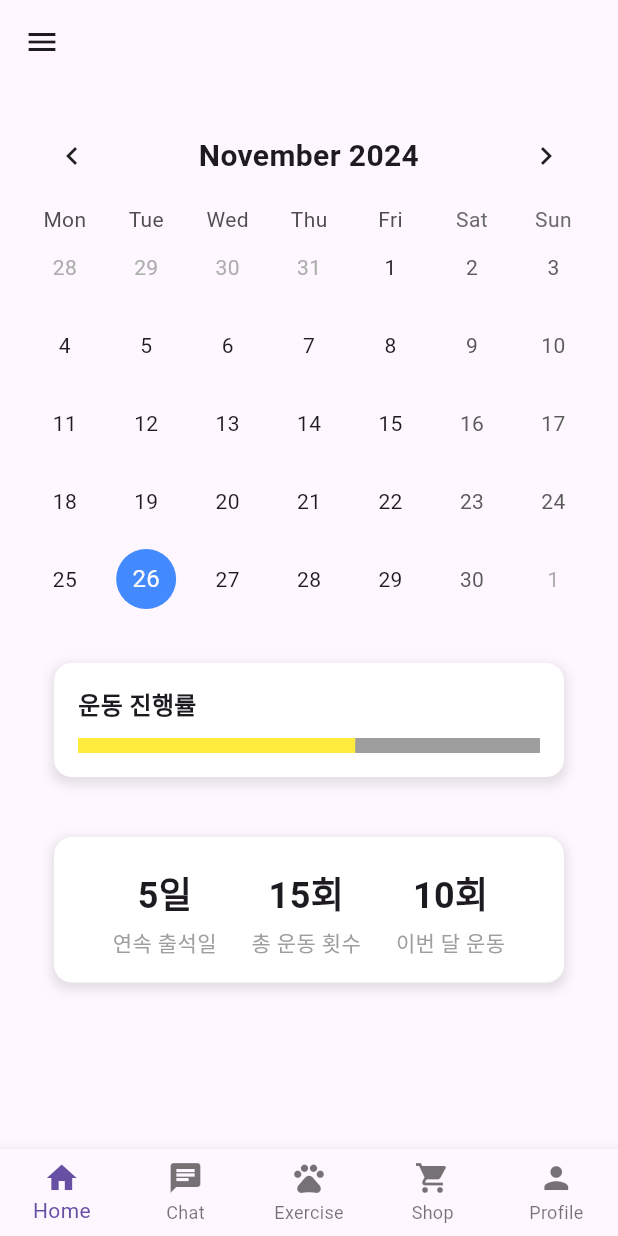
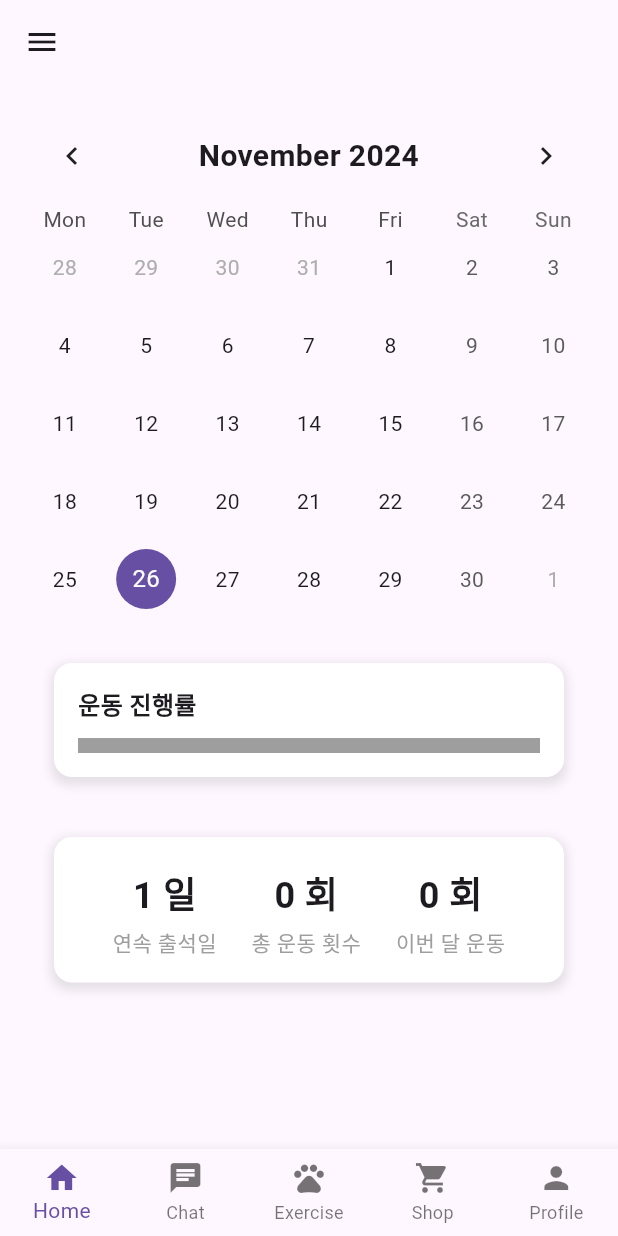
Before and after one commit to evryhungry/rYeojeong, a Flutter app: the HomePage screen opened directly, on a phone screen of 412 x 824 dp. Run offline on Flutter 3.47's test engine with Material 3 defaults, Android fonts, the phone set to English and light mode, and no system bars; drawn by our look-alikes of table_calendar; our stand-ins replace cloud_firestore, firebase_auth, firebase_core, firebase_storage, google_maps_flutter, google_sign_in and 2 more; accounts and stored records are empty.

Commit message:
Create Show the record in calendar

```diff
--- a/lib/controller/app_state.dart
+++ b/lib/controller/app_state.dart
@@ -22,6 +22,20 @@ class ApplicationState extends ChangeNotifier {
 
   bool _loggedIn = false;
   bool get loggedIn => _loggedIn;
+
+  int _streakDays = 0;
+  int _totalExerciseCount = 0;
+  int _thisMonthExerciseCount = 0;
+  double _progress = 0.0;
+
+  int get streakDays => _streakDays;
+  int get totalExerciseCount => _totalExerciseCount;
+  int get thisMonthExerciseCount => _thisMonthExerciseCount;
+  double get progress => _progress;
+
+
+  Map<DateTime, List<Exercises>> _events = {};
+  Map<DateTime, List<Exercises>> get events => _events;
 
   List<Communities> allCommunities = [];
   List<Communities> get allTheCommunities => allCommunities;
@@ -79,6 +93,7 @@ class ApplicationState extends ChangeNotifier {
     }
   }
 
+  // Post Exercise
   Future<void> saveExerciseData(double distance, int elapsedSeconds) async {
     if (_currentUser == null) {
       print('No user is logged in');
@@ -102,11 +117,69 @@ class ApplicationState extends ChangeNotifier {
         'created_at': Timestamp.fromDate(exercise.created_at),
       });
       print('Exercise data saved successfully');
+      notifyListeners();
     } catch (e) {
       print('Failed to save exercise data: $e');
     }
-    notifyListeners();
   }
 
+  // Get List Exercise
+  Future<void> fetchExerciseData() async {
+    try {
+      final snapshot = await _firestore.collection('exercises').get();
 
+      DateTime now = DateTime.now();
+      Map<DateTime, List<Exercises>> tempEvents = {};
+
+      for (var doc in snapshot.docs) {
+        final data = doc.data();
+        // created_at 필드 확인
+        final createdAt = (data['created_at'] as Timestamp).toDate();
+        // Exercises 모델 생성
+        final exercise = Exercises(
+          id: data['id'],
+          userId: data['userId'],
+          distance: data['distance'].toDouble(),
+          stopWatch: data['stopWatch'],
+          created_at: createdAt,
+        );
+
+        // 날짜별로 그룹화
+        final eventDate = DateTime(createdAt.year, createdAt.month, createdAt.day);
+        if (!tempEvents.containsKey(eventDate)) {
+          tempEvents[eventDate] = [];
+        }
+        tempEvents[eventDate]!.add(exercise);
+      }
+
+      _events = tempEvents;
+      print("새로운 날짜 추가: $_events");
+      _totalExerciseCount = snapshot.docs.length;
+      _thisMonthExerciseCount = _events.entries
+          .where((entry) => entry.key.month == now.month && entry.key.year == now.year)
+          .length;
+
+      _streakDays = _calculateStreakDays();
+      _progress = _thisMonthExerciseCount / 30; // 월간 진행률 (30일 기준)
+
+      notifyListeners();
+    } catch (e) {
+      print('Failed to fetch exercises: $e');
+    }
+  }
+
+  int _calculateStreakDays() {
+    List<DateTime> dates = _events.keys.toList()..sort();
+    int streak = 0;
+
+    for (int i = dates.length - 1; i > 0; i--) {
+      if (dates[i].difference(dates[i - 1]).inDays == 1) {
+        streak++;
+      } else {
+        break;
+      }
+    }
+
+    return streak + 1; // 오늘 포함
+  }
 }
--- a/lib/pages/home.dart
+++ b/lib/pages/home.dart
@@ -1,5 +1,8 @@
 import 'package:flutter/material.dart';
 import 'package:table_calendar/table_calendar.dart';
+import 'package:provider/provider.dart';
+import '../controller/app_state.dart';
+import '../model/exercises.dart';
 
 class HomePage extends StatefulWidget {
   const HomePage({super.key});
@@ -9,7 +12,6 @@ class HomePage extends StatefulWidget {
 }
 
 class _HomePageState extends State<HomePage> {
-  // 현재 선택된 날짜 및 포커스 날짜
   DateTime _focusedDay = DateTime.now();
   DateTime? _selectedDay;
   int _selectedIndex = 0;
@@ -24,37 +26,44 @@ class _HomePageState extends State<HomePage> {
 
   void _onItemTapped(int index) {
     setState(() {
-      _selectedIndex = index; // 선택된 탭의 인덱스 업데이트
+      _selectedIndex = index;
     });
-    Navigator.pushNamed(context, _routes[index]); // 해당 경로로 이동
+    Navigator.pushNamed(context, _routes[index]);
+  }
+
+  @override
+  void initState() {
+    super.initState();
+    final appState = Provider.of<ApplicationState>(context, listen: false);
+    appState.fetchExerciseData();
+  }
+
+  List<Exercises> _getEventsForDay(DateTime day) {
+    final appState = Provider.of<ApplicationState>(context, listen: false);
+    final normalizedDay = DateTime(day.year, day.month, day.day);
+    return appState.events[normalizedDay] ?? [];
   }
 
   @override
   Widget build(BuildContext context) {
+    final theme = Theme.of(context);
+    final appState = Provider.of<ApplicationState>(context);
+
     return Scaffold(
       appBar: AppBar(
-        leading: Icon(Icons.menu), // 햄버거 메뉴
-        actions: const [
-          // Image(
-          //   // icon: Icon(Icons.emoji_events), // 메달 아이콘
-          //   // onPressed: () {
-          //   //   // 메달 클릭 이벤트
-          //   , image: null,
-          // )
-        ],
+        leading: Icon(Icons.menu),
       ),
       body: SingleChildScrollView(
         child: Padding(
           padding: const EdgeInsets.all(16.0),
           child: Column(
             children: [
-              // 1. TableCalendar 위젯
+              // 1. TableCalendar
               TableCalendar(
                 firstDay: DateTime.utc(2020, 1, 1),
                 lastDay: DateTime.utc(2030, 12, 31),
                 focusedDay: _focusedDay,
                 selectedDayPredicate: (day) {
-                  // 선택된 날짜인지 확인
                   return isSameDay(_selectedDay, day);
                 },
                 onDaySelected: (selectedDay, focusedDay) {
@@ -68,35 +77,44 @@ class _HomePageState extends State<HomePage> {
                 headerStyle: HeaderStyle(
                   formatButtonVisible: false,
                   titleCentered: true,
-                  titleTextStyle:
-                      TextStyle(fontSize: 20, fontWeight: FontWeight.bold),
+                  titleTextStyle: TextStyle(fontSize: 20, fontWeight: FontWeight.bold),
                 ),
                 calendarStyle: CalendarStyle(
                   todayDecoration: BoxDecoration(
-                    color: Colors.blueAccent,
+                    color: theme.primaryColor,
                     shape: BoxShape.circle,
                   ),
                   selectedDecoration: BoxDecoration(
-                    color: Colors.green,
+                    color: theme.canvasColor,
                     shape: BoxShape.circle,
                   ),
+                  markerDecoration: BoxDecoration(
+                    color: theme.primaryColorLight,
+                    shape: BoxShape.circle,
+                  ),
+                  markersAutoAligned: true,
+                  markerSizeScale: 0.2,
                 ),
+                eventLoader: _getEventsForDay,
               ),
 
               SizedBox(height: 20),
 
-              // 2. 진행 바 (운동 진행률)
-              ProgressIndicatorWidget(),
+              // 2. Progress Indicator (운동 진행률)
+              ProgressIndicatorWidget(progress: appState.progress),
 
               SizedBox(height: 20),
 
               // 3. 통계 위젯 (걸음수, 운동 시간)
-              StatisticsWidget(),
+              StatisticsWidget(
+                streakDays: appState.streakDays,
+                totalExerciseCount: appState.totalExerciseCount,
+                thisMonthExerciseCount: appState.thisMonthExerciseCount,
+              ),
             ],
           ),
         ),
       ),
-      // 하단 네비게이션 바
       bottomNavigationBar: BottomNavigationBar(
         type: BottomNavigationBarType.fixed,
         items: const [
@@ -107,7 +125,7 @@ class _HomePageState extends State<HomePage> {
               icon: Icon(Icons.shopping_cart), label: "Shop"),
           BottomNavigationBarItem(icon: Icon(Icons.person), label: "Profile"),
         ],
-        currentIndex: _selectedIndex, // 현재 선택된 인덱스
+        currentIndex: _selectedIndex,
         onTap: _onItemTapped,
       ),
     );
@@ -115,6 +133,10 @@ class _HomePageState extends State<HomePage> {
 }
 
 class ProgressIndicatorWidget extends StatelessWidget {
+  final double progress;
+
+  const ProgressIndicatorWidget({required this.progress});
+
   @override
   Widget build(BuildContext context) {
     return Container(
@@ -142,7 +164,7 @@ class ProgressIndicatorWidget extends StatelessWidget {
           SizedBox(height: 10),
           LinearProgressIndicator(
             minHeight: 10.0,
-            value: 0.6, // 진행률 60%
+            value: progress, // 진행률
             backgroundColor: Colors.grey[500],
             color: Colors.yellow,
           ),
@@ -153,6 +175,16 @@ class ProgressIndicatorWidget extends StatelessWidget {
 }
 
 class StatisticsWidget extends StatelessWidget {
+  final int streakDays;
+  final int totalExerciseCount;
+  final int thisMonthExerciseCount;
+
+  const StatisticsWidget({
+    required this.streakDays,
+    required this.totalExerciseCount,
+    required this.thisMonthExerciseCount,
+  });
+
   @override
   Widget build(BuildContext context) {
     return Container(
@@ -173,9 +205,9 @@ class StatisticsWidget extends StatelessWidget {
       child: Row(
         mainAxisAlignment: MainAxisAlignment.spaceEvenly,
         children: [
-          StatisticColumn(label: "연속 출석일", value: "5일"),
-          StatisticColumn(label: "총 운동 횟수", value: "15회"),
-          StatisticColumn(label: "이번 달 운동", value: "10회"),
+          StatisticColumn(label: "연속 출석일", value: "$streakDays 일"),
+          StatisticColumn(label: "총 운동 횟수", value: "$totalExerciseCount 회"),
+          StatisticColumn(label: "이번 달 운동", value: "$thisMonthExerciseCount 회"),
         ],
       ),
     );
@@ -186,7 +218,7 @@ class StatisticColumn extends StatelessWidget {
   final String label;
   final String value;
 
-  StatisticColumn({required this.label, required this.value});
+  const StatisticColumn({required this.label, required this.value});
 
   @override
   Widget build(BuildContext context) {
```
